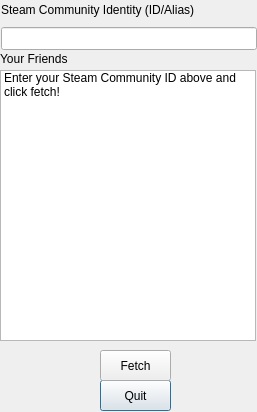
Before: the Qt Designer form steamfriends.ui in wuzhenjiexd/steam-friends-status, drawn with Qt 5.
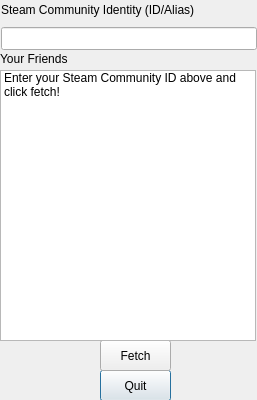
After: the same form once the commit is applied.

Commit message: Refine the friends display

Diff of the .ui file:
```diff
--- a/steamfriends.ui
+++ b/steamfriends.ui
@@ -6,7 +6,7 @@
     <x>0</x>
     <y>0</y>
     <width>257</width>
-    <height>412</height>
+    <height>400</height>
    </rect>
   </property>
   <property name="sizePolicy" >
@@ -22,7 +22,7 @@
    <property name="geometry" >
     <rect>
      <x>100</x>
-     <y>380</y>
+     <y>370</y>
      <width>71</width>
      <height>31</height>
     </rect>
@@ -41,7 +41,7 @@
    <property name="geometry" >
     <rect>
      <x>100</x>
-     <y>350</y>
+     <y>340</y>
      <width>71</width>
      <height>31</height>
     </rect>
```
Left out of the diff: 5 changed lines with no effect on the pictures. The commit also changes 2 other files.
